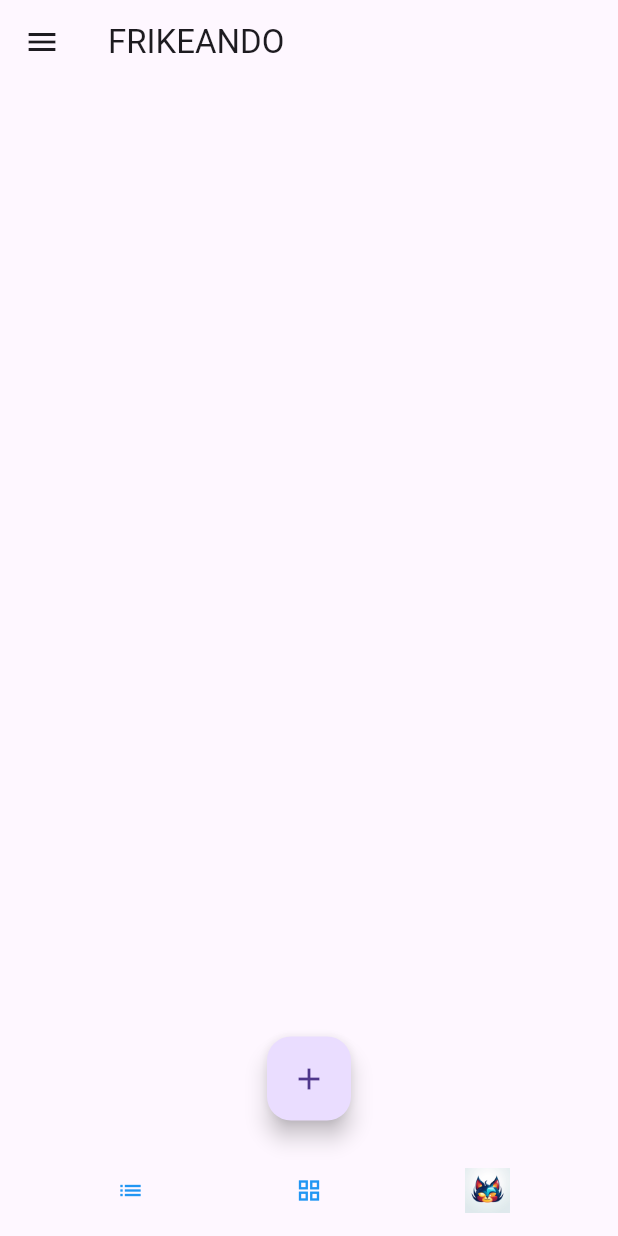
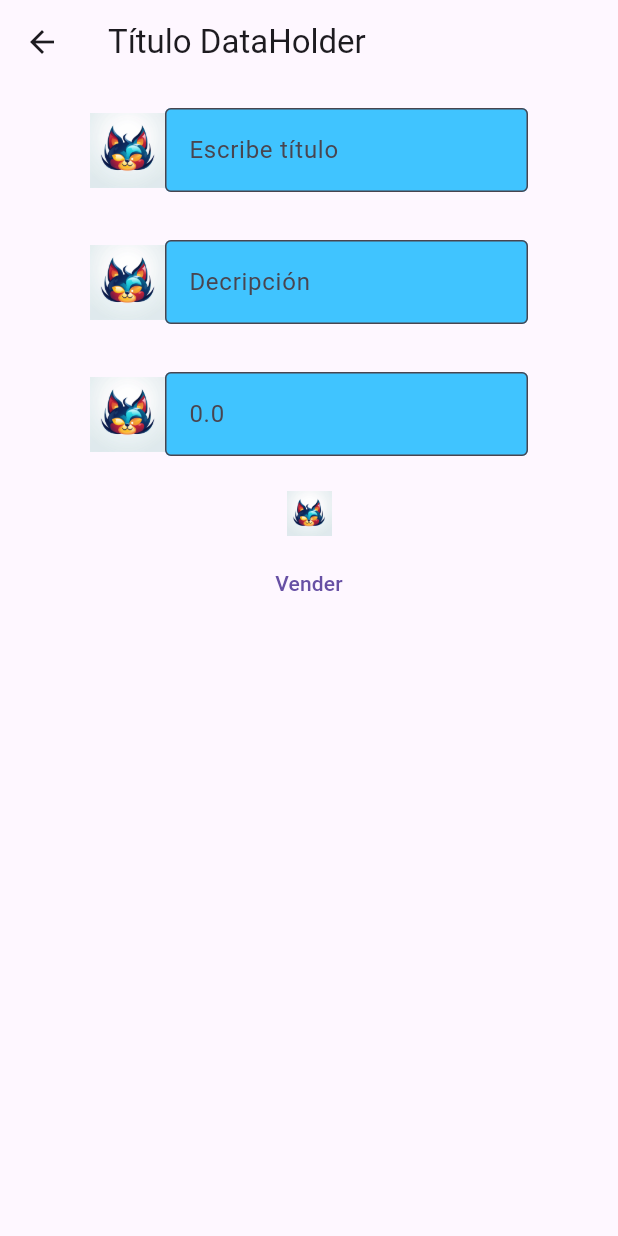
Before and after one commit to Pablobel/PablobelRepositoryKyty, a Flutter app: the screen it shows after launch, after a tap on the "add" icon, on a phone screen of 412 x 824 dp. Run offline on Flutter 3.47's test engine with Material 3 defaults, Android fonts, the phone set to English and light mode, and no system bars; our stand-ins replace cloud_firestore, firebase_auth, firebase_core; accounts and stored records are empty; network calls fail.

Commit message:
Implementando la creación de artículos.

```diff
--- a/lib/KytyApp.dart
+++ b/lib/KytyApp.dart
@@ -1,5 +1,6 @@
 import 'package:flutter/material.dart';
 import 'package:kytypablo/Main/ArticuloView.dart';
+import 'Main/CreacionArticuloView.dart';
 import 'Main/HomeView.dart';
 import 'OnBoarding/LoginView.dart';
 import 'OnBoarding/PerfilView.dart';
@@ -19,6 +20,7 @@ class KytyApp extends StatelessWidget{
         '/splashview':(context)=> SplashView(),
         '/perfilview':(context)=> PerfilView(),
         '/articuloview':(context)=> ArticuloView(),
+        '/creacionarticuloview':(context)=> CreacionArticuloView(),
       },
       initialRoute: '/homeview',
     );
--- /dev/null
+++ b/lib/Main/CreacionArticuloView.dart
@@ -0,0 +1,45 @@
+import 'package:cloud_firestore/cloud_firestore.dart';
+import 'package:flutter/material.dart';
+import 'package:kytypablo/FirestoreObjects/FBPost.dart';
+import 'package:kytypablo/Singletone/DataHolder.dart';
+
+import '../Custom/KTTextField.dart';
+
+class CreacionArticuloView extends StatelessWidget {
+  TextEditingController titulo = TextEditingController();
+  TextEditingController descripcion = TextEditingController();
+  TextEditingController precio = TextEditingController();
+  FirebaseFirestore db = FirebaseFirestore.instance;
+
+  @override
+  Widget build(BuildContext cotext) {
+    return Scaffold(
+        appBar: AppBar(
+          title: Text(DataHolder().nombre),
+        ),
+        body: Column(
+          children: [
+            KTTextField(tecController: titulo, sHint: 'Escribe título'),
+            KTTextField(tecController: descripcion, sHint: 'Decripción'),
+            KTTextField(tecController: precio, sHint: '0.0'),
+            Image.asset("resources/cambiame1.png", width: 30, height: 45),
+            TextButton(
+                onPressed: () {
+                  FBPost nuevoArticulo = new FBPost(
+                      nombre: titulo.text,
+                      descripcion: descripcion.text,
+                      precio: double.parse(precio.text));
+
+                  CollectionReference<FBPost> postRef = db
+                      .collection("Articulos")
+                      .withConverter(
+                          fromFirestore: FBPost.fromFirestore,
+                          toFirestore: (FBPost post, _) => post.toFirestore());
+
+                  postRef.add(nuevoArticulo);
+                },
+                child: Text("Vender"))
+          ],
+        ));
+  }
+}
--- a/lib/Main/HomeView.dart
+++ b/lib/Main/HomeView.dart
@@ -108,7 +108,9 @@ class _HomeViewState extends State<HomeView> {
           BottomMenu(onBottonMenuPressed: this.onBottonMenuPressed),
       drawer: DrawerClass(onItemTap: homeViewDrawerOnTap),
       floatingActionButton: FloatingActionButton(
-        onPressed: (){},
+        onPressed: (){
+          Navigator.of(context).pushNamed('/creacionarticuloview');
+        },
         child: Icon(Icons.add)
       ),
       floatingActionButtonLocation: FloatingActionButtonLocation.centerFloat,
--- a/lib/OnBoarding/RegisterView.dart
+++ b/lib/OnBoarding/RegisterView.dart
@@ -18,7 +18,7 @@ class RegisterView extends StatelessWidget {
 
   void onClickAceptar() async {
     if (passwordController.text == repitePasswordController.text) {
-      print('comprueblo contraseñas');
+      print('compruebo contraseñas');
       try {
         print('estoy en el try');
         final credential =
```
